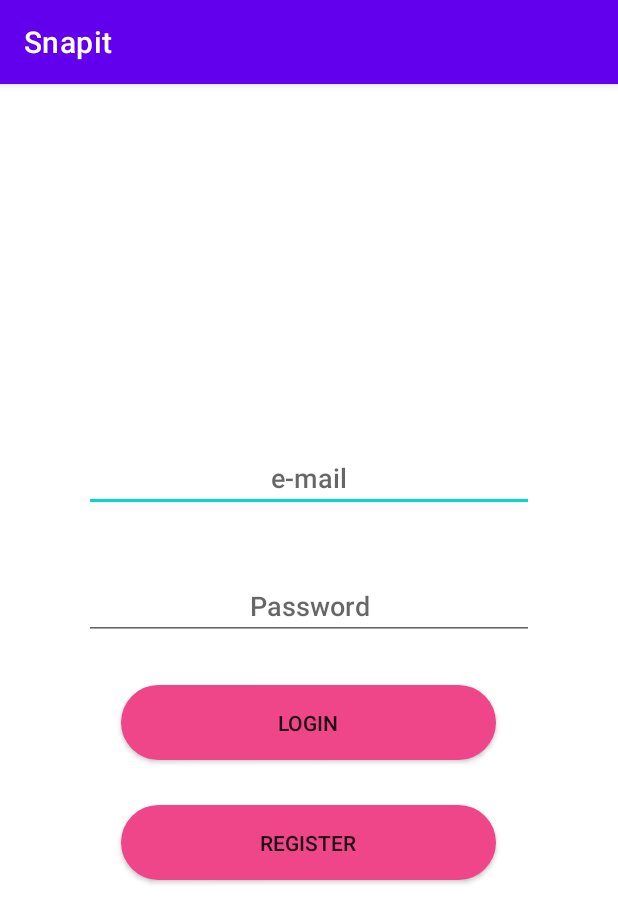
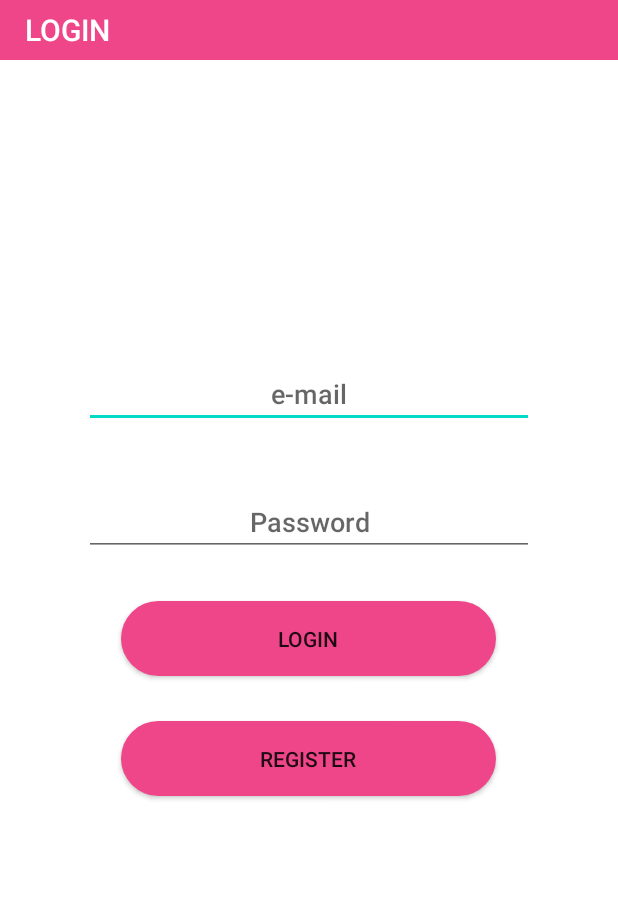
Before and after one commit to aashwinraj/Snapit, an Android app: the screen it shows after launch (MainActivity), after a tap on "LOGIN", on a phone screen of 412 x 824 dp. Shown: the top 923 px of the screen. Run offline under Robolectric (Android 15) with nearby library versions, the phone set to English and light mode, and no system bars; our stand-ins replace Firebase (no records; nobody signed in at launch, a user with empty details on screens opened directly).

```diff
--- a/app/src/main/java/com/example/snapit/ChooseUserActivity.kt
+++ b/app/src/main/java/com/example/snapit/ChooseUserActivity.kt
@@ -2,6 +2,7 @@ package com.example.snapit
 
 import android.os.Bundle
 import android.widget.Toast
+import androidx.appcompat.app.ActionBar
 import androidx.appcompat.app.AppCompatActivity
 import androidx.recyclerview.widget.RecyclerView
 import com.google.firebase.auth.FirebaseAuth
@@ -21,8 +22,8 @@ class ChooseUserActivity : AppCompatActivity(), UserAdapter.OnItemClickListener
     override fun onCreate(savedInstanceState: Bundle?) {
         super.onCreate(savedInstanceState)
         setContentView(R.layout.activity_choose_user)
-        val ab = supportActionBar
-        ab?.hide()
+        val actionBar: ActionBar? = supportActionBar
+        actionBar?.hide()
         val recyclerView = findViewById<RecyclerView>(R.id.recyclerView_user)
         val adapter = UserAdapter(emailEntries, this)
         recyclerView.adapter = adapter
--- a/app/src/main/java/com/example/snapit/MainActivity.kt
+++ b/app/src/main/java/com/example/snapit/MainActivity.kt
@@ -4,6 +4,7 @@ import android.content.Intent
 import android.graphics.Color
 import android.graphics.drawable.ColorDrawable
 import android.os.Bundle
+import android.text.TextUtils
 import android.widget.Button
 import android.widget.EditText
 import android.widget.Toast
@@ -11,16 +12,12 @@ import androidx.appcompat.app.ActionBar
 import androidx.appcompat.app.AppCompatActivity
 import com.google.firebase.auth.FirebaseAuth
 
-class MainActivity : SnackbarActivity() {
+class MainActivity : AppCompatActivity() {
 
     var emailText: EditText? = null
     var passwordText: EditText? = null
 
-    override fun getSupportActionBar(): ActionBar? {
-        if (supportActionBar != null)
-            supportActionBar?.hide()
-        return super.getSupportActionBar()
-    }
+
 
     private val mAuth = FirebaseAuth.getInstance()
 
@@ -29,11 +26,16 @@ class MainActivity : SnackbarActivity() {
         val intent = Intent(this, SnapActivity::class.java)
         startActivity(intent)
         finish()
+
     }
+
+
 
     override fun onCreate(savedInstanceState: Bundle?) {
         super.onCreate(savedInstanceState)
         setContentView(R.layout.activity_main)
+        val actionBar: ActionBar? = supportActionBar
+        actionBar?.hide()
         emailText = findViewById(R.id.edit_text_email)
         passwordText = findViewById(R.id.edit_text_password)
         val register: Button = findViewById(R.id.button2)
@@ -48,14 +50,19 @@ class MainActivity : SnackbarActivity() {
             login()
 
         button1.setOnClickListener {
-             showProressDialogue()
-            mAuth.signInWithEmailAndPassword(emailText?.text.toString(), passwordText?.text.toString()).addOnCompleteListener(this)
-            { task ->
+
+
+
+                mAuth.signInWithEmailAndPassword(
+                    emailText?.text.toString(),
+                    passwordText?.text.toString()
+                ).addOnCompleteListener(this)
+                { task ->
                     if (task.isSuccessful) {
                         login()
-                        hideProgressDialogue()
+
                     } else {
-                        hideProgressDialogue()
+
                         Toast.makeText(
                             baseContext, "Authentication failed.",
                             Toast.LENGTH_SHORT
@@ -64,9 +71,9 @@ class MainActivity : SnackbarActivity() {
 
                     // ...
                 }
-        }
 
 
+        }
     }
 
 
--- a/app/src/main/res/layout/activity_main.xml
+++ b/app/src/main/res/layout/activity_main.xml
@@ -3,6 +3,25 @@
     xmlns:app="http://schemas.android.com/apk/res-auto"
     android:layout_width="match_parent"
     android:layout_height="match_parent">
+    <androidx.appcompat.widget.Toolbar
+        android:layout_width="match_parent"
+        android:layout_height="40dp"
+        android:background="@color/pink"
+        android:id="@+id/ttoolbar">
+        <TextView
+            android:layout_width="wrap_content"
+            android:layout_height="match_parent"
+android:background="@color/pink"
+            android:text="LOGIN"
+            android:fontFamily="sans-serif-medium"
+            android:textSize="20sp"
+            android:textColor="@color/white"
+            android:gravity="center"
+/>
+
+
+
+    </androidx.appcompat.widget.Toolbar>
 
     <!--    android:background="@drawable/iphone_x__xs__11_pro__2"-->
 
```
Also changed, not shown: app/src/main/java/com/example/snapit/SnackbarActivity.kt (+4 -5 lines), app/src/main/res/layout/activity_snackbar.xml (added, +9 -0 lines), 65 other files.
